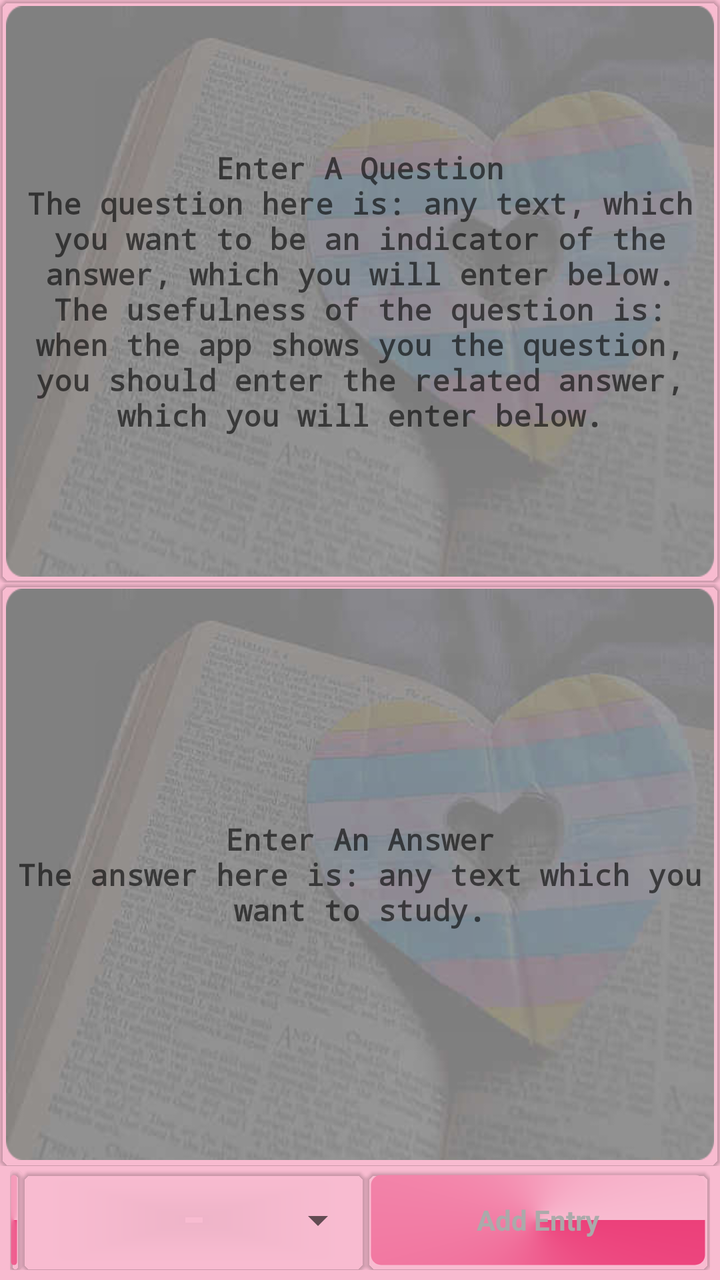
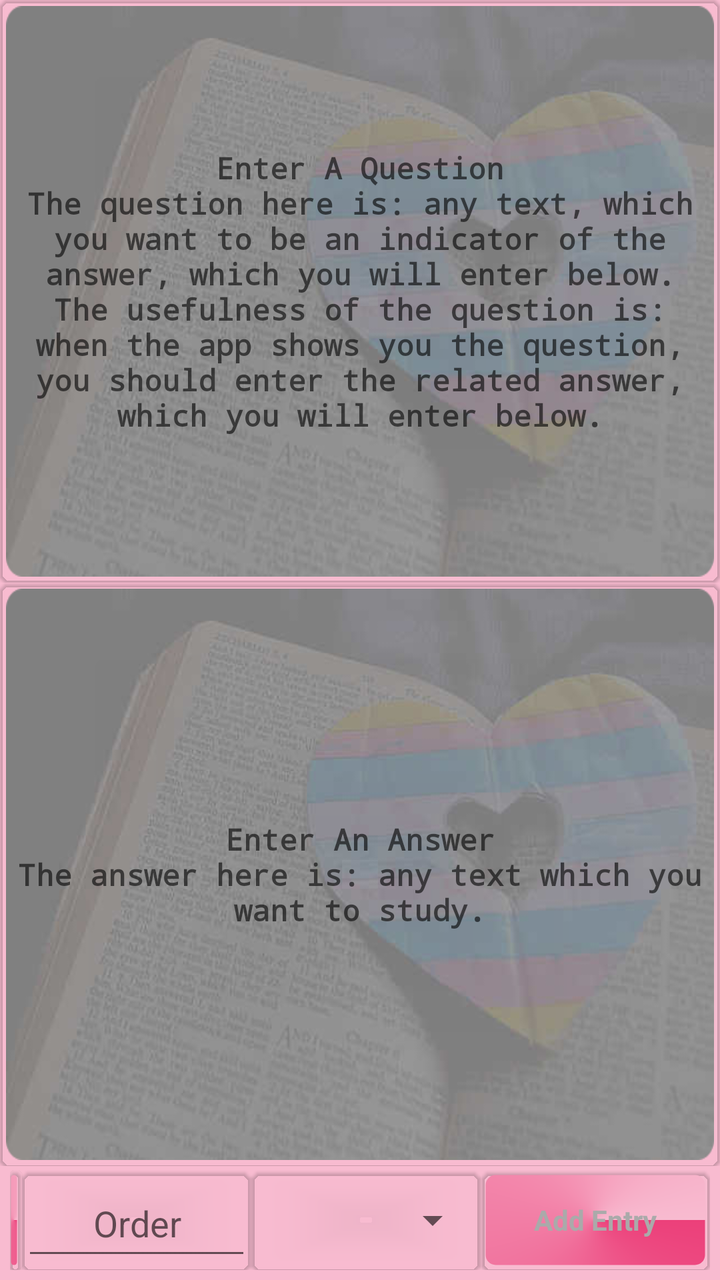

An Android layout rendered at two revisions. The XML below is the earlier revision; the diff shows what the commit changed to produce the second picture.
<!-- AndroidManifest.xml: application theme MyMaterialTheme -->
<!-- res/layout/content_add_entry.xml -->
<?xml version="1.0" encoding="utf-8"?>
<RelativeLayout
    xmlns:android="http://schemas.android.com/apk/res/android"
    xmlns:android.support.v7.cardview="http://schemas.android.com/apk/res-auto"
    xmlns:tools="http://schemas.android.com/tools"
    xmlns:app="http://schemas.android.com/apk/res-auto"
    android:layout_width="match_parent"
    android:layout_height="match_parent"
    app:layout_behavior="@string/appbar_scrolling_view_behavior"
    tools:showIn="@layout/app_bar_add_entry">


<LinearLayout
    android:id="@+id/container"
    android:layout_width="match_parent"
    android:layout_height="match_parent"
    android:orientation="vertical"
    android:weightSum="2">

        <LinearLayout
            android:id="@+id/question_linearlayout"
            android:layout_width="match_parent"
            android:layout_height="0dp"
            android:layout_margin="0dp"
            android:layout_weight="1"
            android:background="@drawable/show_question_background"
            android:padding="0dp">

            <android.support.v7.widget.CardView
                android:layout_width="match_parent"
                android:layout_height="match_parent"
                android.support.v7.cardview:cardBackgroundColor="@android:color/transparent"
                android.support.v7.cardview:cardCornerRadius="5dp"
                android.support.v7.cardview:cardElevation="1dp">

                <EditText
                    android:id="@+id/question"
                    android:layout_width="match_parent"
                    android:layout_height="match_parent"
                    android:layout_weight="1"
                    android:background="@drawable/text_bordered_transperant"
                    android:gravity="center"
                    android:hint="@string/enter_a_question"
                    android:imeOptions="flagNoExtractUi"
                    android:inputType="textNoSuggestions|textMultiLine"
                    android:minLines="1"
                    android:padding="5dp"
                    android:scrollbarAlwaysDrawVerticalTrack="true"
                    android:scrollbars="vertical"
                    android:textColor="#FFFFFF"
                    android:textSize="15sp"
                    android:textStyle="bold"
                    android:typeface="monospace"
                    android:ellipsize="none"
                    android:maxLines="1000"
                    android:scrollHorizontally="false"/>
            </android.support.v7.widget.CardView>
        </LinearLayout>

        <LinearLayout
            android:id="@+id/answer_linearlayout"
            android:layout_width="match_parent"
            android:layout_height="0dp"
            android:layout_margin="0dp"
            android:layout_weight="1"
            android:background="@drawable/show_question_background"
            android:padding="0dp">

            <android.support.v7.widget.CardView
                android:layout_width="match_parent"
                android:layout_height="match_parent"
                android.support.v7.cardview:cardBackgroundColor="@android:color/transparent"
                android.support.v7.cardview:cardCornerRadius="5dp"
                android.support.v7.cardview:cardElevation="1dp">

                <EditText
                    android:id="@+id/answer"
                    android:layout_width="match_parent"
                    android:layout_height="match_parent"
                    android:layout_gravity="center"
                    android:background="@drawable/text_bordered_transperant"
                    android:enabled="true"
                    android:gravity="center"
                    android:hint="@string/enter_an_answer"
                    android:imeOptions="flagNoExtractUi"
                    android:inputType="textNoSuggestions|textMultiLine"
                    android:minLines="1"
                    android:padding="5dp"
                    android:scrollbarAlwaysDrawVerticalTrack="true"
                    android:textColor="#FFFFFF"

                    android:textSize="15sp"
                    android:textStyle="bold"
                    android:typeface="monospace"
                    android:layout_weight="1"
                    android:ellipsize="none"
                    android:maxLines="1000"
                    android:scrollHorizontally="false"/>
            </android.support.v7.widget.CardView>
        </LinearLayout>

        <LinearLayout
            android:layout_width="match_parent"
            android:layout_height="50dp"
            android:layout_marginBottom="5dp"
            android:layout_marginLeft="5dp"
            android:layout_marginRight="5dp"
            android:layout_marginTop="2dp">

            <android.support.v7.widget.CardView
                android:id="@+id/show_actionbar_card_view"
                android:layout_width="wrap_content"
                android:layout_height="match_parent"
                android:layout_weight="0"
                android.support.v7.cardview:cardBackgroundColor="@android:color/transparent"
                android.support.v7.cardview:cardCornerRadius="5dp"
                android.support.v7.cardview:cardElevation="1dp"
                android.support.v7.cardview:cardPreventCornerOverlap="true">

                <TextView
                    android:id="@+id/show_actionbar"
                    android:layout_width="match_parent"
                    android:layout_height="match_parent"
                    android:layout_marginBottom="2dp"
                    android:layout_marginRight="2dp"
                    android:layout_marginTop="2dp"
                    android:background="@drawable/text_bordered_colored"
                    android:gravity="center"
                    android:padding="2dp"
                    android:textColor="@drawable/textview_enabled_disabled_selector" />
            </android.support.v7.widget.CardView>

            <android.support.v7.widget.CardView
                android:id="@+id/rank_card_view"
                android:layout_width="0dp"
                android:layout_height="match_parent"
                android:layout_weight="1"
                android.support.v7.cardview:cardBackgroundColor="@android:color/transparent"
                android.support.v7.cardview:cardCornerRadius="5dp"
                android.support.v7.cardview:cardElevation="1dp">

                <Spinner
                    android:id="@+id/rank_spinner"
                    android:layout_width="match_parent"
                    android:layout_height="match_parent"/>

            </android.support.v7.widget.CardView>

            <android.support.v7.widget.CardView
                android:id="@+id/add_entry_card_view"
                android:layout_width="0dp"
                android:layout_height="match_parent"
                android:layout_weight="1"
                android.support.v7.cardview:cardBackgroundColor="@android:color/transparent"
                android.support.v7.cardview:cardCornerRadius="5dp"
                android.support.v7.cardview:cardElevation="1dp">

                <TextView
                    android:id="@+id/add_entry"
                    android:layout_width="match_parent"
                    android:layout_height="match_parent"
                    android:layout_margin="2dp"
                    android:background="@drawable/text_bordered_colored"
                    android:enabled="false"
                    android:gravity="center"
                    android:padding="2dp"
                    android:text="@string/add_entry"
                    android:textColor="@drawable/textview_enabled_disabled_selector"
                    android:textStyle="bold"
                    />
            </android.support.v7.widget.CardView>







        </LinearLayout>

    </LinearLayout>

</RelativeLayout>
<!-- res/layout/app_bar_add_entry.xml (included above) -->
<?xml version="1.0" encoding="utf-8"?>
<android.support.design.widget.CoordinatorLayout xmlns:android="http://schemas.android.com/apk/res/android"
    xmlns:app="http://schemas.android.com/apk/res-auto"
    xmlns:tools="http://schemas.android.com/tools"
    android:layout_width="match_parent"
    android:layout_height="match_parent"
    android:fitsSystemWindows="true">

    <android.support.design.widget.AppBarLayout
        android:layout_width="match_parent"
        android:layout_height="wrap_content"
        android:theme="@style/AppTheme.AppBarOverlay">
        <android.support.v7.widget.Toolbar xmlns:app="http://schemas.android.com/apk/res-auto"
            android:id="@+id/toolbar"
            android:layout_width="fill_parent"
            android:layout_height="?attr/actionBarSize"
            android:background="?attr/colorPrimary"
            android:minHeight="?attr/actionBarSize">

            <LinearLayout
                android:layout_width="match_parent"
                android:layout_height="wrap_content"
                android:orientation="horizontal"
                android:weightSum="5">
                <Spinner
                    android:id="@+id/field_spinner"
                    android:layout_width="0dp"
                    android:layout_height="match_parent"
                    android:layout_weight="4"
                    />
                <Chronometer
                    android:id="@+id/chronometer"
                    android:layout_gravity="end"
                    android:layout_width="0dp"
                    android:layout_height="match_parent"
                    android:gravity="center"
                    android:layout_weight="1"
                    />
            </LinearLayout>
        </android.support.v7.widget.Toolbar>
        <View android:layout_width="match_parent"
            android:layout_height="4dp"
            android:background="@drawable/toolbar_drop_shadow"/>
    </android.support.design.widget.AppBarLayout>

    <include layout="@layout/content_add_entry" />

</android.support.design.widget.CoordinatorLayout>
<!-- resources referenced by this layout -->
<resources>
  <!-- drawable show_question_background (drawable) -->
  <?xml version="1.0" encoding="utf-8"?>
  <inset xmlns:android="http://schemas.android.com/apk/res/android"
      android:drawable="@drawable/book_heart_rounded_corners_15_radius"
      android:insetTop="3dp"
      android:insetBottom="3dp"
      android:insetRight="3dp"
      android:insetLeft="3dp"/>
  <!-- drawable text_bordered_colored (drawable) -->
  <shape xmlns:android="http://schemas.android.com/apk/res/android"
  android:thickness="0dp"
  android:shape="rectangle">
  <stroke android:width="1dp"
      android:color="@android:color/transparent"/>
  <corners android:radius="5dp" />
  <gradient
      android:startColor="@color/colorPrimary"
      android:endColor="@color/windowBackground"
      android:type="sweep"
      android:angle="270"/>
  </shape>
  <!-- drawable text_bordered_transperant (drawable) -->
  <shape xmlns:android="http://schemas.android.com/apk/res/android"
      android:thickness="0dp"
      android:shape="rectangle">
      <stroke android:width="1dp"
          android:color="@android:color/transparent"/>
      <corners android:radius="5dp" />
      <gradient
          android:startColor="@android:color/transparent"
          android:endColor="@android:color/transparent"
          android:type="linear"
          android:angle="270"/>
  </shape>
  <!-- drawable textview_enabled_disabled_selector (drawable) -->
  <?xml version="1.0" encoding="utf-8"?>
  <selector xmlns:android="http://schemas.android.com/apk/res/android">
      <item android:state_enabled="false" android:color="@android:color/darker_gray" />
      <item android:state_enabled="true" android:color="@android:color/white"/>
  </selector>
  <!-- drawable toolbar_drop_shadow (drawable) -->
  <?xml version="1.0" encoding="utf-8"?>
  <shape xmlns:android="http://schemas.android.com/apk/res/android"
      android:shape="rectangle" >
  
      <gradient
          android:angle="90"
          android:endColor="#757575"
          android:startColor="#bdbdbd" />
  
  </shape>
  <string name="add_entry">Add Entry</string>
  <string name="appbar_scrolling_view_behavior" translatable="false">android.support.design.widget.AppBarLayout$ScrollingViewBehavior</string>
  <string name="enter_a_question">Enter A Question\nThe question here is: any text, which you want to be an indicator of the answer, which you will enter below. The usefulness of the question is: when the app shows you the question, you should enter the related answer, which you will enter below.</string>
  <string name="enter_an_answer">Enter An Answer\nThe answer here is: any text which you want to study.</string>
  <style name="AppTheme.AppBarOverlay" parent="ThemeOverlay.AppCompat.Dark.ActionBar" />
  <style name="MyMaterialTheme" parent="MyMaterialTheme.Base">
  
      </style>
  <!-- drawable book_heart_rounded_corners_15_radius: png bitmap (drawable, 118245 bytes) -->
  <color name="colorPrimary">#EC407A</color>
  <color name="windowBackground">#F8BBD0</color>
  <style name="MyMaterialTheme.Base" parent="Theme.AppCompat.Light.DarkActionBar">
          <item name="windowNoTitle">true</item>
          <item name="windowActionBar">false</item>
          <item name="colorPrimary">@color/colorPrimary</item>
          <item name="colorPrimaryDark">@color/colorPrimaryDark</item>
          <item name="colorAccent">@color/colorAccent</item>
          <item name="android:windowBackground">@color/windowBackground</item>
      </style>
  <color name="colorPrimaryDark">#AD1457</color>
  <color name="colorAccent">#EA80FC</color>
</resources>

<!-- the commit's change to res/layout/content_add_entry.xml (unified diff, before → after) -->
@@ -1,21 +1,20 @@
 <?xml version="1.0" encoding="utf-8"?>
-<RelativeLayout
-    xmlns:android="http://schemas.android.com/apk/res/android"
+<RelativeLayout xmlns:android="http://schemas.android.com/apk/res/android"
     xmlns:android.support.v7.cardview="http://schemas.android.com/apk/res-auto"
+    xmlns:app="http://schemas.android.com/apk/res-auto"
     xmlns:tools="http://schemas.android.com/tools"
-    xmlns:app="http://schemas.android.com/apk/res-auto"
     android:layout_width="match_parent"
     android:layout_height="match_parent"
     app:layout_behavior="@string/appbar_scrolling_view_behavior"
     tools:showIn="@layout/app_bar_add_entry">
 
 
-<LinearLayout
-    android:id="@+id/container"
-    android:layout_width="match_parent"
-    android:layout_height="match_parent"
-    android:orientation="vertical"
-    android:weightSum="2">
+    <LinearLayout
+        android:id="@+id/container"
+        android:layout_width="match_parent"
+        android:layout_height="match_parent"
+        android:orientation="vertical"
+        android:weightSum="2">
 
         <LinearLayout
             android:id="@+id/question_linearlayout"
@@ -39,21 +38,21 @@
                     android:layout_height="match_parent"
                     android:layout_weight="1"
                     android:background="@drawable/text_bordered_transperant"
+                    android:ellipsize="none"
                     android:gravity="center"
                     android:hint="@string/enter_a_question"
                     android:imeOptions="flagNoExtractUi"
                     android:inputType="textNoSuggestions|textMultiLine"
+                    android:maxLines="1000"
                     android:minLines="1"
                     android:padding="5dp"
+                    android:scrollHorizontally="false"
                     android:scrollbarAlwaysDrawVerticalTrack="true"
                     android:scrollbars="vertical"
                     android:textColor="#FFFFFF"
                     android:textSize="15sp"
                     android:textStyle="bold"
-                    android:typeface="monospace"
-                    android:ellipsize="none"
-                    android:maxLines="1000"
-                    android:scrollHorizontally="false"/>
+                    android:typeface="monospace" />
             </android.support.v7.widget.CardView>
         </LinearLayout>
 
@@ -78,24 +77,24 @@
                     android:layout_width="match_parent"
                     android:layout_height="match_parent"
                     android:layout_gravity="center"
+                    android:layout_weight="1"
                     android:background="@drawable/text_bordered_transperant"
+                    android:ellipsize="none"
                     android:enabled="true"
                     android:gravity="center"
                     android:hint="@string/enter_an_answer"
                     android:imeOptions="flagNoExtractUi"
                     android:inputType="textNoSuggestions|textMultiLine"
+                    android:maxLines="1000"
                     android:minLines="1"
+
                     android:padding="5dp"
+                    android:scrollHorizontally="false"
                     android:scrollbarAlwaysDrawVerticalTrack="true"
                     android:textColor="#FFFFFF"
-
                     android:textSize="15sp"
                     android:textStyle="bold"
-                    android:typeface="monospace"
-                    android:layout_weight="1"
-                    android:ellipsize="none"
-                    android:maxLines="1000"
-                    android:scrollHorizontally="false"/>
+                    android:typeface="monospace" />
             </android.support.v7.widget.CardView>
         </LinearLayout>
 
@@ -105,7 +104,8 @@
             android:layout_marginBottom="5dp"
             android:layout_marginLeft="5dp"
             android:layout_marginRight="5dp"
-            android:layout_marginTop="2dp">
+            android:layout_marginTop="2dp"
+            android:weightSum="3">
 
             <android.support.v7.widget.CardView
                 android:id="@+id/show_actionbar_card_view"
@@ -130,21 +130,50 @@
                     android:textColor="@drawable/textview_enabled_disabled_selector" />
             </android.support.v7.widget.CardView>
 
-            <android.support.v7.widget.CardView
-                android:id="@+id/rank_card_view"
+            <LinearLayout
                 android:layout_width="0dp"
                 android:layout_height="match_parent"
-                android:layout_weight="1"
-                android.support.v7.cardview:cardBackgroundColor="@android:color/transparent"
-                android.support.v7.cardview:cardCornerRadius="5dp"
-                android.support.v7.cardview:cardElevation="1dp">
-
-                <Spinner
-                    android:id="@+id/rank_spinner"
-                    android:layout_width="match_parent"
-                    android:layout_height="match_parent"/>
-
-            </android.support.v7.widget.CardView>
+                android:layout_weight="2"
+                android:orientation="horizontal">
+
+                <android.support.v7.widget.CardView
+                    android:id="@+id/order_card_view"
+                    android:layout_width="0dp"
+                    android:layout_height="match_parent"
+                    android:layout_weight="1"
+                    android.support.v7.cardview:cardBackgroundColor="@android:color/transparent"
+                    android.support.v7.cardview:cardCornerRadius="5dp"
+                    android.support.v7.cardview:cardElevation="1dp">
+
+                    <EditText
+                        android:id="@+id/order"
+                        android:layout_width="match_parent"
+                        android:layout_height="match_parent"
+                        android:gravity="center"
+                        android:imeOptions="flagNoExtractUi"
+                        android:scrollHorizontally="true"
+                        android:inputType="number"
+                        android:hint="@string/order"/>
+
+                </android.support.v7.widget.CardView>
+
+                <android.support.v7.widget.CardView
+                    android:id="@+id/rank_card_view"
+                    android:layout_width="0dp"
+                    android:layout_height="match_parent"
+                    android:layout_weight="1"
+                    android.support.v7.cardview:cardBackgroundColor="@android:color/transparent"
+                    android.support.v7.cardview:cardCornerRadius="5dp"
+                    android.support.v7.cardview:cardElevation="1dp">
+
+                    <Spinner
+                        android:id="@+id/rank_spinner"
+                        android:layout_width="match_parent"
+                        android:layout_height="match_parent" />
+
+                </android.support.v7.widget.CardView>
+
+            </LinearLayout>
 
             <android.support.v7.widget.CardView
                 android:id="@+id/add_entry_card_view"
@@ -166,14 +195,8 @@
                     android:padding="2dp"
                     android:text="@string/add_entry"
                     android:textColor="@drawable/textview_enabled_disabled_selector"
-                    android:textStyle="bold"
-                    />
-            </android.support.v7.widget.CardView>
-
-
-
-
-
+                    android:textStyle="bold" />
+            </android.support.v7.widget.CardView>
 
 
         </LinearLayout>
<!-- resource entries referenced after the edit -->
@@ -55,6 +55,7 @@
   <string name="appbar_scrolling_view_behavior" translatable="false">android.support.design.widget.AppBarLayout$ScrollingViewBehavior</string>
   <string name="enter_a_question">Enter A Question\nThe question here is: any text, which you want to be an indicator of the answer, which you will enter below. The usefulness of the question is: when the app shows you the question, you should enter the related answer, which you will enter below.</string>
   <string name="enter_an_answer">Enter An Answer\nThe answer here is: any text which you want to study.</string>
+  <string name="order">Order</string>
   <style name="AppTheme.AppBarOverlay" parent="ThemeOverlay.AppCompat.Dark.ActionBar" />
   <style name="MyMaterialTheme" parent="MyMaterialTheme.Base">
   
